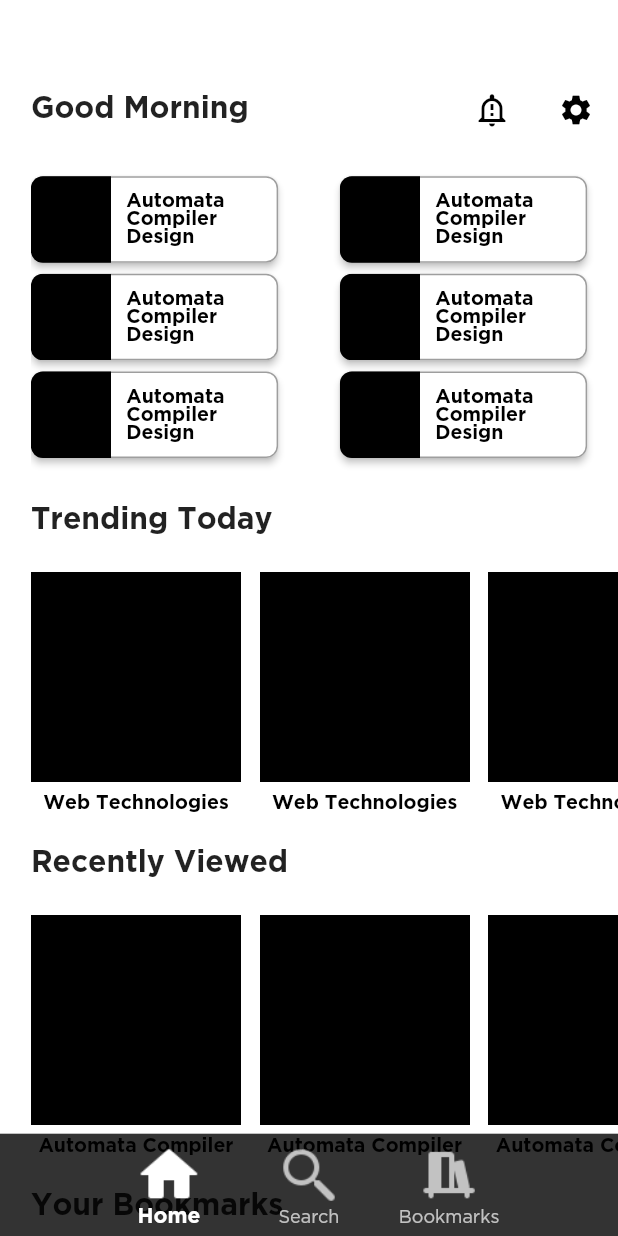
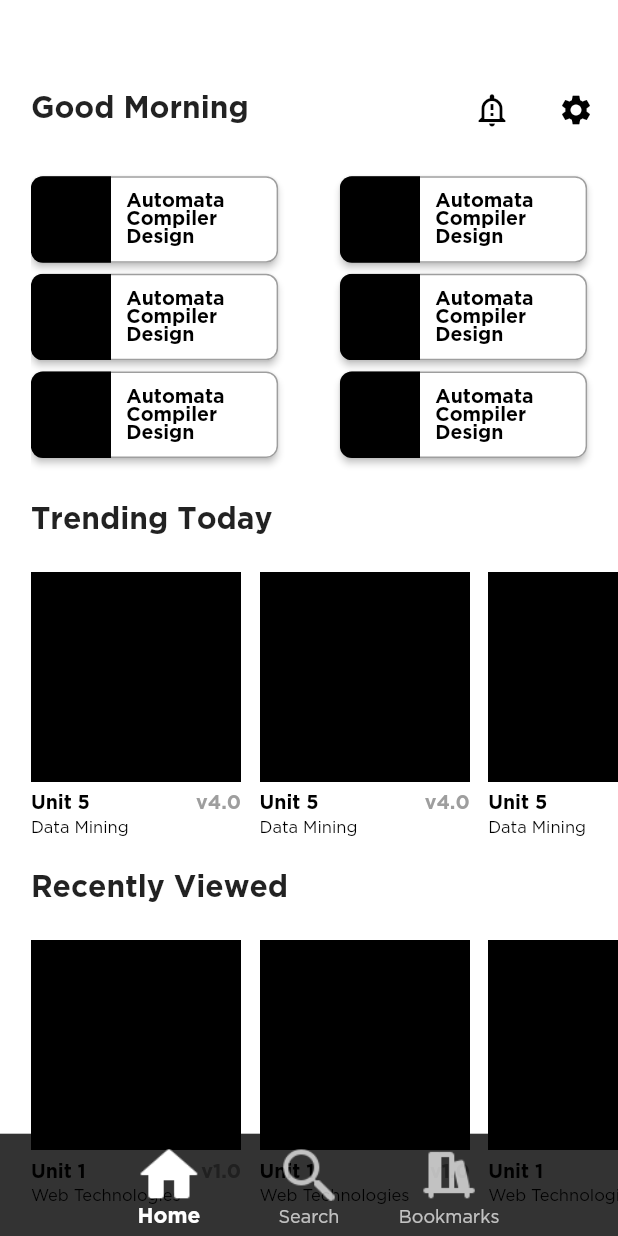
Before and after one commit to tanishq5414/Companion, a Flutter app: the screen it shows once a user with an empty profile is signed in, on a phone screen of 412 x 824 dp. Run offline on Flutter 3.47's test engine with Material 2 defaults, Android fonts, the phone set to English and light mode, and no system bars; our stand-ins replace device_preview, firebase_auth, firebase_core, line_icons; missing offline and left inert: cloud_firestore_web, firebase_auth_web, firebase_core_web, shared_preferences_web; accounts and stored records are empty.

Commit message:
added few more changes to homepage

```diff
--- a/lib/home.dart
+++ b/lib/home.dart
@@ -390,8 +390,11 @@ class _HomePageState extends State<HomePage> {
     );
   }
 
-  Column recentBuilder(Size size) {
-    return Column(
+
+  Container trendingBuilder(Size size) {
+    return Container(
+      width: size.width * 0.34,
+      child: Column(
         children: [
           TextButton(
             style: ElevatedButton.styleFrom(
@@ -423,17 +426,43 @@ class _HomePageState extends State<HomePage> {
           SizedBox(
             height: size.height * 0.01,
           ),
+          Row(
+            mainAxisAlignment: MainAxisAlignment.spaceBetween,
+            children: const [
               Text(
-          'Automata Compiler',
-          style: const TextStyle(
+                'Unit 5',
+                style: TextStyle(
                     fontSize: 13, fontWeight: FontWeight.bold, color: Colors.black),
+              ),
+              Text('v4.0',
+                  style: TextStyle(
+                      fontSize: 13,
+                      fontWeight: FontWeight.bold,
+                      color: Colors.grey)),
+            ],
+          ),
+          SizedBox(
+            height: size.height * 0.007,
+          ),
+          Row(
+            mainAxisAlignment: MainAxisAlignment.start,
+            children: const [
+              Text(
+                'Data Mining',
+                style: TextStyle(
+                    fontSize: 11, color: Colors.black),
                     overflow: TextOverflow.fade,
               ),
             ],
+          ),
+        ],
+      ),
     );
   }
-  Column bookBuilder(Size size) {
-    return Column(
+  Container recentBuilder(Size size) {
+    return Container(
+      width: size.width * 0.34,
+      child: Column(
         children: [
           TextButton(
             style: ElevatedButton.styleFrom(
@@ -465,22 +494,43 @@ class _HomePageState extends State<HomePage> {
           SizedBox(
             height: size.height * 0.01,
           ),
-        Container(
-          width: size.width * 0.34,
-          child: Text(
-            'DataBase Management System',
-
-            style: const TextStyle(
+          Row(
+            mainAxisAlignment: MainAxisAlignment.spaceBetween,
+            children: const [
+              Text(
+                'Unit 1',
+                style: TextStyle(
                     fontSize: 13, fontWeight: FontWeight.bold, color: Colors.black),
+              ),
+              Text('v1.0',
+                  style: TextStyle(
+                      fontSize: 13,
+                      fontWeight: FontWeight.bold,
+                      color: Colors.grey)),
+            ],
+          ),
+          SizedBox(
+            height: size.height * 0.007,
+          ),
+          Row(
+            mainAxisAlignment: MainAxisAlignment.start,
+            children: const [
+              Text(
+                'Web Technologies',
+                style: TextStyle(
+                    fontSize: 11, color: Colors.black),
                     overflow: TextOverflow.fade,
               ),
+            ],
           ),
         ],
+      ),
     );
   }
-
-  Column trendingBuilder(Size size) {
-    return Column(
+  Container bookBuilder(Size size) {
+    return Container(
+      width: size.width * 0.34,
+      child: Column(
         children: [
           TextButton(
             style: ElevatedButton.styleFrom(
@@ -512,13 +562,37 @@ class _HomePageState extends State<HomePage> {
           SizedBox(
             height: size.height * 0.01,
           ),
+          Row(
+            mainAxisAlignment: MainAxisAlignment.spaceBetween,
+            children: const [
               Text(
-          'Web Technologies',
-          style: const TextStyle(
+                'Unit 3',
+                style: TextStyle(
                     fontSize: 13, fontWeight: FontWeight.bold, color: Colors.black),
+              ),
+              Text('v3.0',
+                  style: TextStyle(
+                      fontSize: 13,
+                      fontWeight: FontWeight.bold,
+                      color: Colors.grey)),
+            ],
+          ),
+          SizedBox(
+            height: size.height * 0.007,
+          ),
+          Row(
+            mainAxisAlignment: MainAxisAlignment.start,
+            children: const [
+              Text(
+                'DBMS',
+                style: TextStyle(
+                    fontSize: 11, color: Colors.black),
                     overflow: TextOverflow.fade,
               ),
             ],
+          ),
+        ],
+      ),
     );
   }
 
```
Lines whose indentation alone changed are shown as unchanged.
